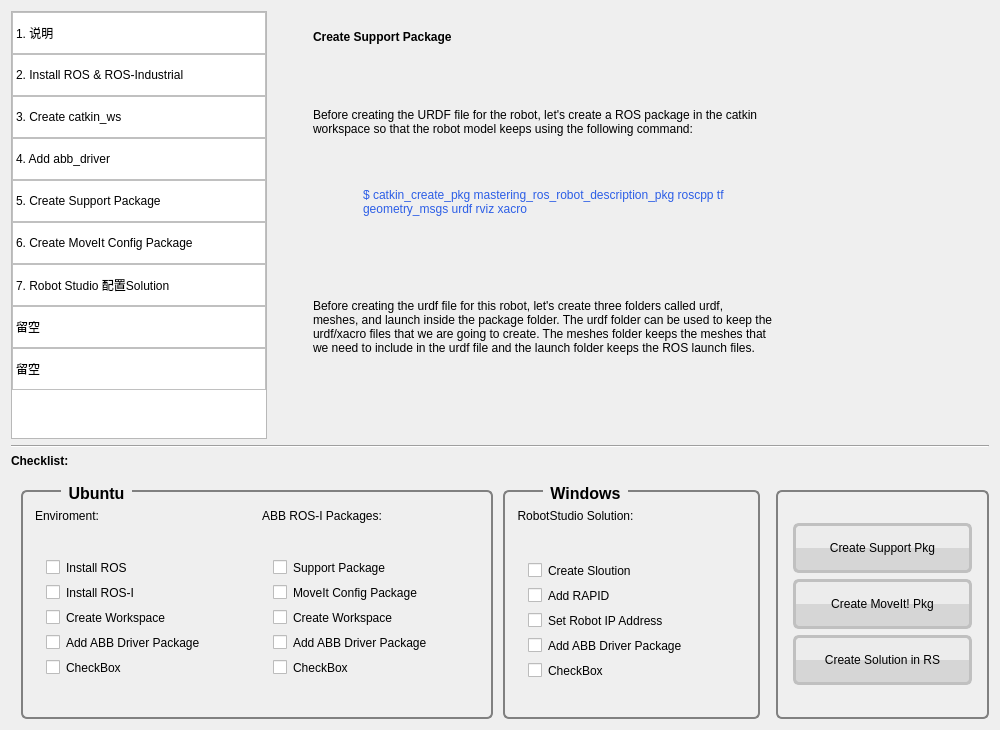
Qt form gui/inetgration_assistant/AbbRosI-Intg-Asst/asstmainwindow.ui (Yifei1988/abb_ros-i_integration) before a commit.
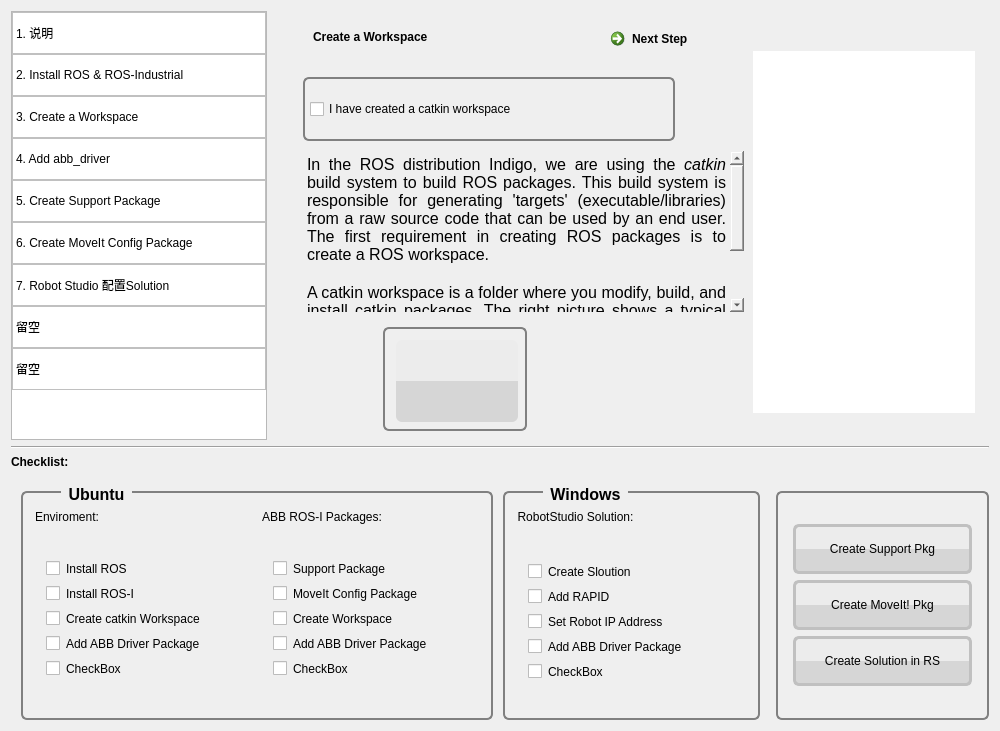
The same form after that commit. The open tabs and pages were chosen to show the change. Icons and pictures are not drawn.

```diff
--- a/gui/inetgration_assistant/AbbRosI-Intg-Asst/asstmainwindow.ui
+++ b/gui/inetgration_assistant/AbbRosI-Intg-Asst/asstmainwindow.ui
@@ -7,7 +7,7 @@
     <x>0</x>
     <y>0</y>
     <width>1000</width>
-    <height>730</height>
+    <height>731</height>
    </rect>
   </property>
   <property name="windowTitle">
@@ -85,7 +85,7 @@
         </item>
         <item>
          <property name="text">
-          <string>3. Create catkin_ws</string>
+          <string>3. Create a Workspace</string>
          </property>
         </item>
         <item>
@@ -452,62 +452,167 @@
            <string notr="true"/>
           </property>
           <property name="text">
-           <string>Create Support Package</string>
+           <string>Create a Workspace</string>
           </property>
          </widget>
-         <widget class="QLabel" name="label_3_2">
+         <widget class="QTextBrowser" name="textBrowser_3">
           <property name="geometry">
            <rect>
-            <x>40</x>
-            <y>80</y>
-            <width>651</width>
-            <height>61</height>
+            <x>30</x>
+            <y>140</y>
+            <width>441</width>
+            <height>161</height>
            </rect>
           </property>
           <property name="styleSheet">
-           <string notr="true">font: 13pt &quot;Ubuntu&quot;;</string>
+           <string notr="true">background-color: transparent;
+border: 0px;</string>
           </property>
-          <property name="text">
-           <string>Before creating the URDF file for the robot, let's create a ROS package in the catkin
-workspace so that the robot model keeps using the following command:</string>
+          <property name="html">
+           <string>&lt;!DOCTYPE HTML PUBLIC &quot;-//W3C//DTD HTML 4.0//EN&quot; &quot;http://www.w3.org/TR/REC-html40/strict.dtd&quot;&gt;
+&lt;html&gt;&lt;head&gt;&lt;meta name=&quot;qrichtext&quot; content=&quot;1&quot; /&gt;&lt;style type=&quot;text/css&quot;&gt;
+p, li { white-space: pre-wrap; }
+&lt;/style&gt;&lt;/head&gt;&lt;body style=&quot; font-family:'Ubuntu'; font-size:11pt; font-weight:400; font-style:normal;&quot;&gt;
+&lt;p align=&quot;justify&quot; style=&quot; margin-top:0px; margin-bottom:0px; margin-left:0px; margin-right:0px; -qt-block-indent:0; text-indent:0px;&quot;&gt;&lt;span style=&quot; font-size:12pt;&quot;&gt;In the ROS distribution Indigo, we are using the &lt;/span&gt;&lt;span style=&quot; font-size:12pt; font-style:italic;&quot;&gt;catkin&lt;/span&gt;&lt;span style=&quot; font-size:12pt;&quot;&gt; build system to build ROS packages. This build system is responsible for generating 'targets' (executable/libraries) from a raw source code that can be used by an end user. The first requirement in creating ROS packages is to create a ROS workspace. &lt;/span&gt;&lt;/p&gt;
+&lt;p align=&quot;justify&quot; style=&quot;-qt-paragraph-type:empty; margin-top:0px; margin-bottom:0px; margin-left:0px; margin-right:0px; -qt-block-indent:0; text-indent:0px; font-size:12pt;&quot;&gt;&lt;br /&gt;&lt;/p&gt;
+&lt;p align=&quot;justify&quot; style=&quot; margin-top:0px; margin-bottom:0px; margin-left:0px; margin-right:0px; -qt-block-indent:0; text-indent:0px;&quot;&gt;&lt;span style=&quot; font-size:12pt;&quot;&gt;A catkin workspace is a folder where you modify, build, and install catkin packages. The right picture shows a typical layout of a catkin workspace.&lt;/span&gt;&lt;/p&gt;
+&lt;p align=&quot;justify&quot; style=&quot;-qt-paragraph-type:empty; margin-top:0px; margin-bottom:0px; margin-left:0px; margin-right:0px; -qt-block-indent:0; text-indent:0px; font-size:12pt;&quot;&gt;&lt;br /&gt;&lt;/p&gt;
+&lt;p align=&quot;justify&quot; style=&quot; margin-top:0px; margin-bottom:0px; margin-left:0px; margin-right:0px; -qt-block-indent:0; text-indent:0px;&quot;&gt;&lt;span style=&quot; font-size:12pt;&quot;&gt;If you have not yet create a workspace, you can click the button follows to read the official guide:&lt;/span&gt;&lt;/p&gt;&lt;/body&gt;&lt;/html&gt;</string>
           </property>
          </widget>
-         <widget class="QLabel" name="label_3_3">
+         <widget class="QGraphicsView" name="graphic_wsLayout">
           <property name="geometry">
            <rect>
-            <x>90</x>
-            <y>160</y>
-            <width>491</width>
-            <height>61</height>
+            <x>480</x>
+            <y>40</y>
+            <width>222</width>
+            <height>362</height>
            </rect>
           </property>
+          <property name="minimumSize">
+           <size>
+            <width>222</width>
+            <height>362</height>
+           </size>
+          </property>
           <property name="styleSheet">
-           <string notr="true">color: rgb(44, 94, 230);
-font: 12pt &quot;Ubuntu Mono&quot; bold;</string>
+           <string notr="true">border-radius: 6px;
+border-image: url(:/pic/catkin_ws_layout.png);</string>
           </property>
+         </widget>
+         <widget class="QCommandLinkButton" name="commandLinkButton_3">
+          <property name="geometry">
+           <rect>
+            <x>330</x>
+            <y>10</y>
+            <width>339</width>
+            <height>41</height>
+           </rect>
+          </property>
+          <property name="minimumSize">
+           <size>
+            <width>111</width>
+            <height>41</height>
+           </size>
+          </property>
+          <property name="styleSheet">
+           <string notr="true">font: italic 13pt &quot;Ubuntu&quot;;</string>
+          </property>
           <property name="text">
-           <string>$ catkin_create_pkg mastering_ros_robot_description_pkg roscpp tf 
-geometry_msgs urdf rviz xacro</string>
+           <string>Next Step</string>
           </property>
          </widget>
-         <widget class="QLabel" name="label_3_4">
+         <widget class="QGroupBox" name="groupBox_3">
           <property name="geometry">
            <rect>
-            <x>40</x>
-            <y>260</y>
-            <width>661</width>
-            <height>111</height>
+            <x>30</x>
+            <y>60</y>
+            <width>372</width>
+            <height>70</height>
            </rect>
           </property>
           <property name="styleSheet">
-           <string notr="true">font: 13pt &quot;Ubuntu&quot;;</string>
+           <string notr="true">font: 75 14pt &quot;Droid Arabic Naskh&quot;;</string>
           </property>
-          <property name="text">
-           <string>Before creating the urdf file for this robot, let's create three folders called urdf,
-meshes, and launch inside the package folder. The urdf folder can be used to keep the 
-urdf/xacro files that we are going to create. The meshes folder keeps the meshes that 
-we need to include in the urdf file and the launch folder keeps the ROS launch files.</string>
+          <property name="title">
+           <string/>
           </property>
+          <layout class="QGridLayout" name="gridLayout_5">
+           <property name="leftMargin">
+            <number>5</number>
+           </property>
+           <property name="topMargin">
+            <number>0</number>
+           </property>
+           <property name="rightMargin">
+            <number>5</number>
+           </property>
+           <property name="bottomMargin">
+            <number>0</number>
+           </property>
+           <item row="0" column="0">
+            <widget class="QCheckBox" name="checkBox_17">
+             <property name="minimumSize">
+              <size>
+               <width>350</width>
+               <height>30</height>
+              </size>
+             </property>
+             <property name="text">
+              <string>I have created a catkin workspace</string>
+             </property>
+            </widget>
+           </item>
+          </layout>
+         </widget>
+         <widget class="QGroupBox" name="groupBox_4">
+          <property name="geometry">
+           <rect>
+            <x>110</x>
+            <y>310</y>
+            <width>144</width>
+            <height>110</height>
+           </rect>
+          </property>
+          <property name="styleSheet">
+           <string notr="true">QPushButton {
+    border-radius: 6px;
+    background-color: qconicalgradient(cx:0.5, cy:0.5, angle:180, stop:0.49999 rgb(214, 214, 214), stop:0.50001 rgb(236, 236, 236));
+}
+
+QPushButton:hover {
+    background-color: qconicalgradient(cx:0.5, cy:0.5, angle:180, stop:0.49999 rgb(255, 174, 120), stop:0.50001 rgb(255, 220, 196));
+ }
+ QPushButton:pressed {
+    font-weight: bold;
+    border: 3px solid rgb(255, 102, 0);
+    background-color: qconicalgradient(cx:0.5, cy:0.5, angle:180, stop:0.49999 rgb(240, 120, 70), stop:0.50001 rgb(255, 202, 146));
+ }</string>
+          </property>
+          <property name="title">
+           <string/>
+          </property>
+          <layout class="QGridLayout" name="gridLayout_6">
+           <item row="0" column="0">
+            <widget class="QPushButton" name="btnToRosCatkinWs">
+             <property name="minimumSize">
+              <size>
+               <width>122</width>
+               <height>82</height>
+              </size>
+             </property>
+             <property name="toolTip">
+              <string>&lt;html&gt;&lt;head/&gt;&lt;body&gt;&lt;p&gt;&lt;span style=&quot; font-size:12pt;&quot;&gt;Go To &lt;/span&gt;&lt;span style=&quot; font-size:12pt; font-weight:600;&quot;&gt;Guide to Install &lt;/span&gt;&lt;span style=&quot; font-size:12pt; font-weight:600;color:lightblue;&quot;&gt;ROS &lt;/span&gt;&lt;span style=&quot; font-size:12pt; font-weight:600; vertical-align:super; color:lightblue;&quot;&gt;Indigo&lt;/span&gt;&lt;/p&gt;&lt;/body&gt;&lt;/html&gt;</string>
+             </property>
+             <property name="styleSheet">
+              <string notr="true">QPushButton {border-image: url(:/icon/btn_catkinws.png)}</string>
+             </property>
+             <property name="text">
+              <string/>
+             </property>
+            </widget>
+           </item>
+          </layout>
          </widget>
         </widget>
         <widget class="QWidget" name="page_4">
@@ -842,7 +947,7 @@
                   <item>
                    <widget class="QCheckBox" name="checkBox_3">
                     <property name="text">
-                     <string>Create Workspace</string>
+                     <string>Create catkin Workspace</string>
                     </property>
                    </widget>
                   </item>
```
Left out of the diff: 70 changed lines with no effect on the pictures.
